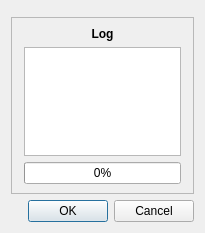
patrickziegler/mediacopier, file mediacopier-cli/mediacopier-qt/src/ui/dialog.ui: the form before one commit.
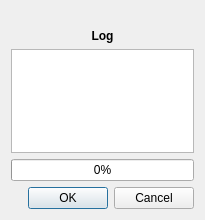
The form after the commit. Custom widgets are drawn as their Qt base class.

Diff of the .ui file:
```diff
--- a/mediacopier-cli/mediacopier-qt/src/ui/dialog.ui
+++ b/mediacopier-cli/mediacopier-qt/src/ui/dialog.ui
@@ -8,7 +8,7 @@
     <x>0</x>
     <y>0</y>
     <width>205</width>
-    <height>233</height>
+    <height>220</height>
    </rect>
   </property>
   <property name="windowTitle">
@@ -26,23 +26,21 @@
     </widget>
    </item>
    <item>
-    <widget class="QFrame" name="logFrame">
-     <property name="enabled">
-      <bool>true</bool>
+    <spacer name="logSpacer">
+     <property name="orientation">
+      <enum>Qt::Vertical</enum>
      </property>
-     <property name="frameShape">
-      <enum>QFrame::StyledPanel</enum>
+     <property name="sizeType">
+      <enum>QSizePolicy::Fixed</enum>
      </property>
-     <property name="frameShadow">
-      <enum>QFrame::Raised</enum>
+     <property name="sizeHint" stdset="0">
+      <size>
+       <width>0</width>
+       <height>12</height>
+      </size>
      </property>
-     <layout class="QVBoxLayout" name="verticalLayout_2">
-      <property name="leftMargin">
-       <number>12</number>
-      </property>
-      <property name="rightMargin">
-       <number>12</number>
-      </property>
+    </spacer>
+   </item>
       <item>
        <widget class="QLabel" name="logLabel">
         <property name="font">
@@ -85,9 +83,6 @@
         </property>
        </widget>
       </item>
-     </layout>
-    </widget>
-   </item>
    <item>
     <widget class="QDialogButtonBox" name="dialogButtonBox">
      <property name="standardButtons">
```
Left out of the diff: 15 changed lines with no effect on the pictures. Lines whose indentation alone changed are shown as unchanged.
